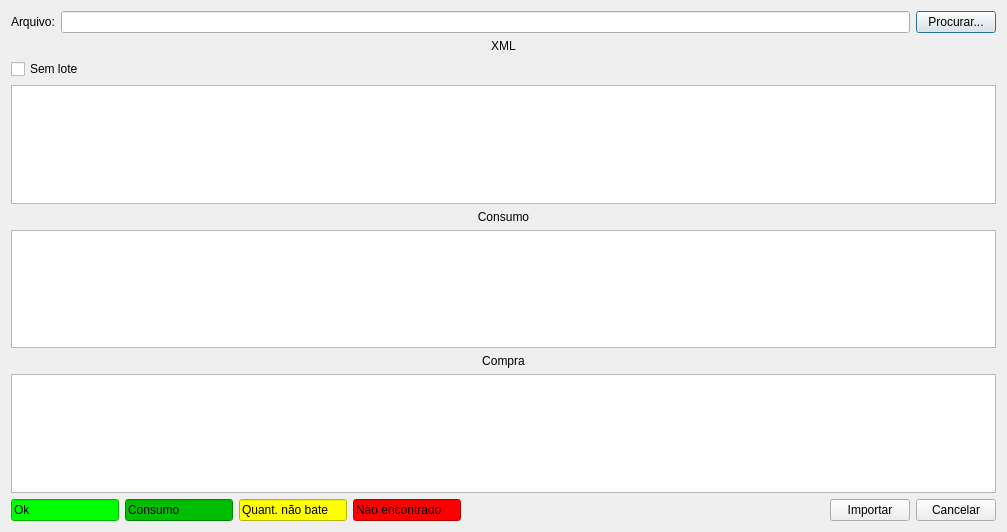
Above: ui/importarxml.ui from darktorres/ERP-STACCATO before the change. Below: the same form after it.
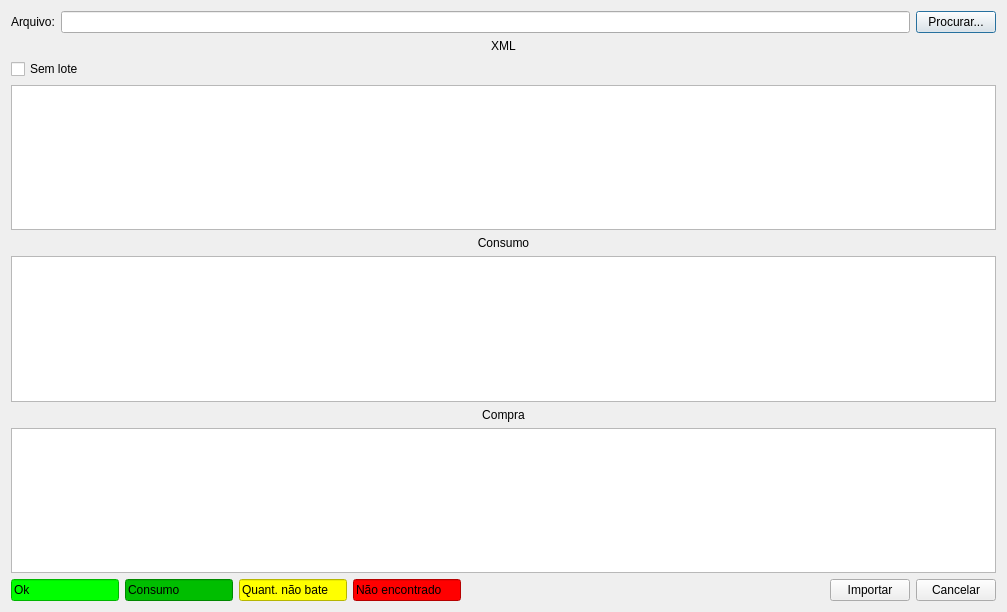
That is the form after the change. Custom widgets are drawn as their Qt base class.

Commit message: Refeito ImportarXML

Diff of the .ui file:
```diff
--- a/ui/importarxml.ui
+++ b/ui/importarxml.ui
@@ -7,7 +7,7 @@
     <x>0</x>
     <y>0</y>
     <width>1007</width>
-    <height>532</height>
+    <height>612</height>
    </rect>
   </property>
   <property name="windowTitle">
```
Left out of the diff: 96 changed lines with no effect on the pictures. The commit also changes 1 other file.
